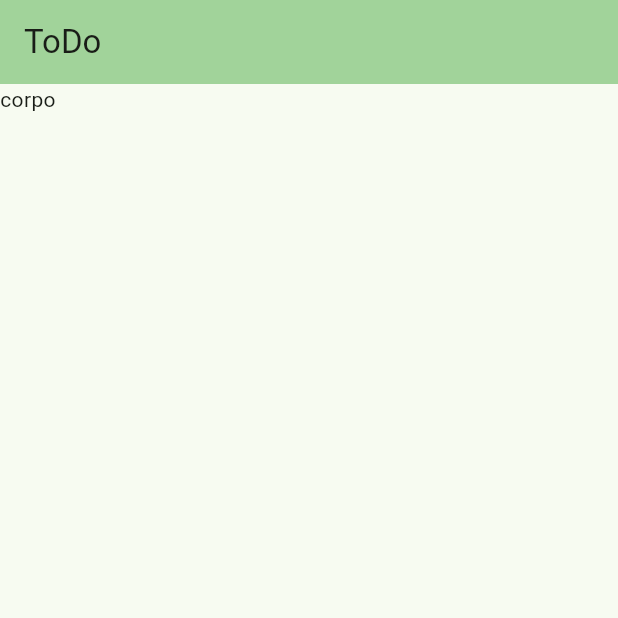
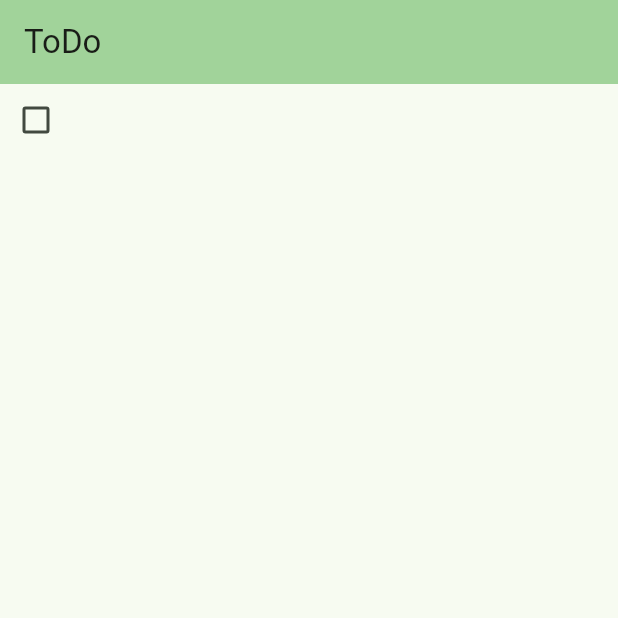
Before and after one commit to IgorAugst/todo_flutter, a Flutter app: the screen it shows after launch, on a phone screen of 412 x 824 dp, the top half of it. Run offline on Flutter 3.47's test engine with Material 3 defaults, Android fonts, the phone set to English and light mode, and no system bars; missing offline and left inert: dart:ffi.

Commit message:
Adiciona itemprovider

```diff
--- a/lib/item_widget.dart
+++ b/lib/item_widget.dart
@@ -0,0 +1,26 @@
+import 'package:flutter/cupertino.dart';
+import 'package:flutter/material.dart';
+import 'package:todo_flutter/todo_provider.dart';
+import 'package:provider/provider.dart';
+
+class ItemWidget extends StatelessWidget {
+  final int index;
+
+  const ItemWidget({super.key, required this.index});
+
+  @override
+  Widget build(BuildContext context) {
+    return Consumer<TodoProvider>(builder: (context, todoProvider, child) {
+      final item = todoProvider.items[index];
+      return Row(
+        children: [
+          Checkbox(
+              value: item.isDone,
+              onChanged: (bool? value) {
+                todoProvider.toggleItem(item);
+              })
+        ],
+      );
+    });
+  }
+}
--- a/lib/main.dart
+++ b/lib/main.dart
@@ -2,10 +2,19 @@ import 'dart:ffi';
 
 import 'package:flutter/cupertino.dart';
 import 'package:flutter/material.dart';
+import 'package:provider/provider.dart';
 import 'package:todo_flutter/item_page.dart';
+import 'package:todo_flutter/item_widget.dart';
+import 'package:todo_flutter/todo_provider.dart';
 
 void main() {
-  runApp(const MyApp());
+  runApp(
+    MultiProvider(providers: [
+      ChangeNotifierProvider(create: (_) => TodoProvider()),
+    ],
+    child: MyApp(),
+    ),
+  );
 }
 
 class MyApp extends StatelessWidget {
@@ -36,7 +45,15 @@ class MyHomePage extends StatelessWidget {
       appBar: AppBar(
           title: Text("ToDo"),
           backgroundColor: Theme.of(context).colorScheme.inversePrimary),
-      body: Text("corpo"),
+      body: Consumer(
+        builder: (context, todoProvider, child) {
+          return Column(
+            children: [
+              ItemWidget(index: 0),
+            ],
+          );
+        }
+      ),
       backgroundColor: Theme.of(context).colorScheme.surface,
       floatingActionButton: FloatingActionButton(
           onPressed: () {
--- /dev/null
+++ b/lib/todo_item.dart
@@ -0,0 +1,10 @@
+class TodoItem{
+  String title;
+  bool isDone = false;
+
+  TodoItem({required this.title});
+
+  void toggleDone(){
+    isDone = !isDone;
+  }
+}
--- /dev/null
+++ b/lib/todo_provider.dart
@@ -0,0 +1,31 @@
+import 'package:flutter/cupertino.dart';
+import 'package:todo_flutter/todo_item.dart';
+
+class TodoProvider extends ChangeNotifier{
+  final List<TodoItem> _items = [];
+
+  TodoProvider(){
+    _items.add(TodoItem(title: 'Item 1'));
+    _items.add(TodoItem(title: 'Item 2'));
+    _items.add(TodoItem(title: 'Item 3'));
+  }
+
+  int get itemCount => _items.length;
+
+  List<TodoItem> get items => _items;
+
+  void addItem(TodoItem item){
+    _items.add(item);
+    notifyListeners();
+  }
+
+  void removeItem(TodoItem item) {
+    _items.remove(item);
+    notifyListeners();
+  }
+
+  void toggleItem(TodoItem item){
+    item.toggleDone();
+    notifyListeners();
+  }
+}
--- a/pubspec.yaml
+++ b/pubspec.yaml
@@ -34,6 +34,7 @@ dependencies:
   # The following adds the Cupertino Icons font to your application.
   # Use with the CupertinoIcons class for iOS style icons.
   cupertino_icons: ^1.0.8
+  provider: ^6.1.2
 
 dev_dependencies:
   flutter_test:
```
Also changed, not shown: pubspec.lock, 125 other files.
